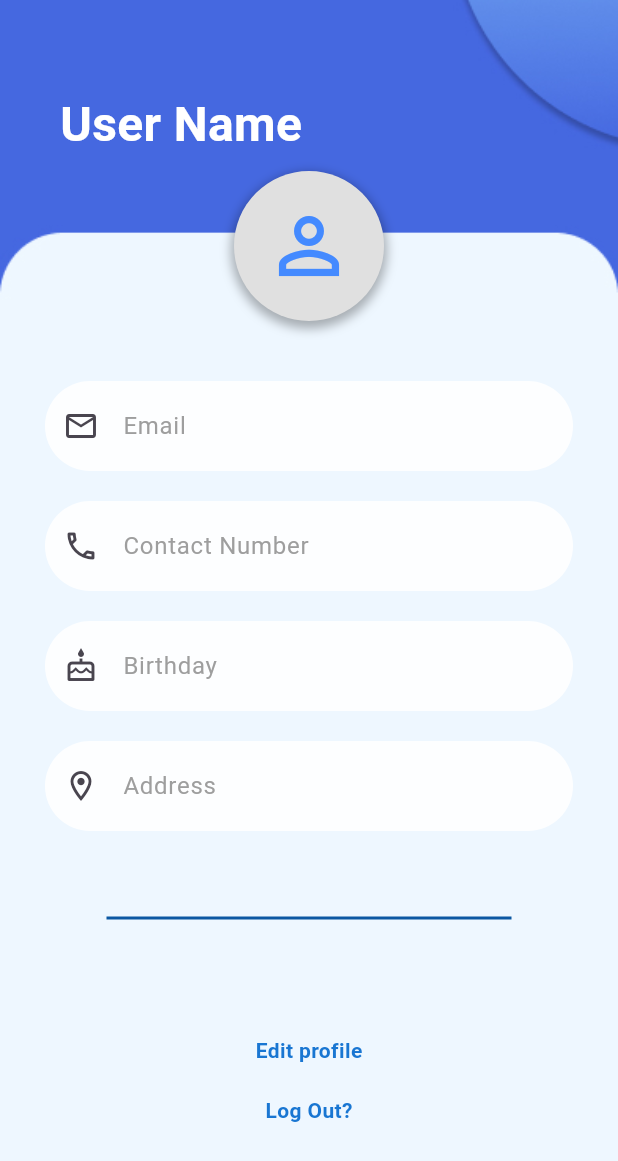
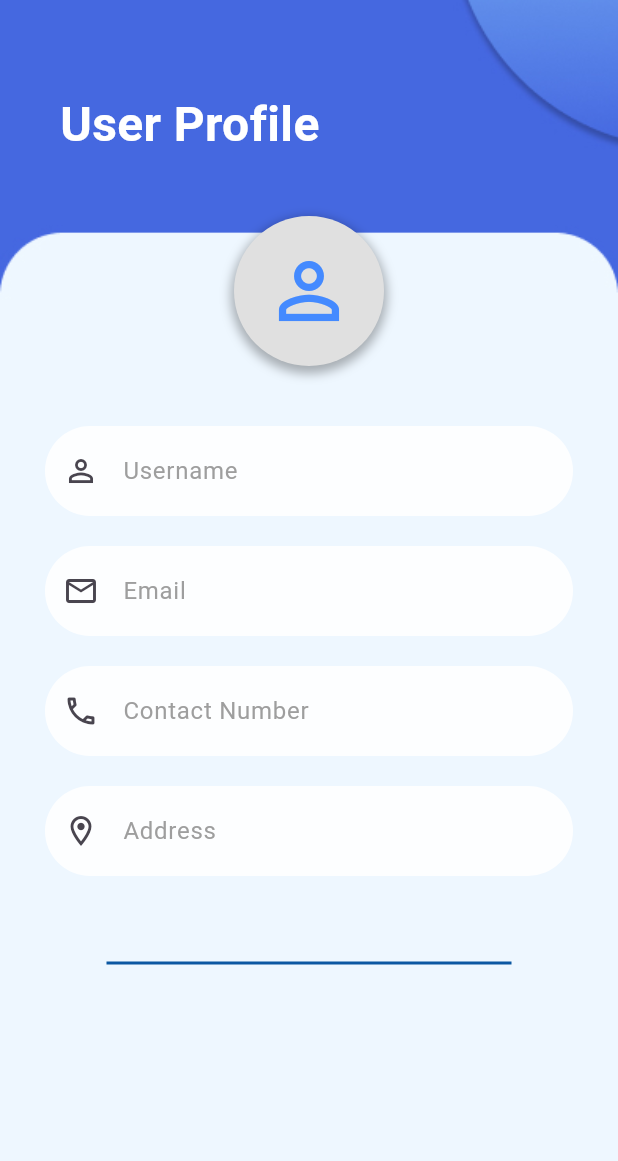
Before and after one commit to sandeepaMallawarachchi/school-boost, a Flutter app: the ProfileScreen screen opened directly, on a phone screen of 412 x 824 dp. Shown: the top 1161 px of the screen. Run offline on Flutter 3.47's test engine with Material 3 defaults, Android fonts, the phone set to English and light mode, and no system bars; our stand-ins replace cloud_firestore, firebase_core, firebase_storage, image_picker; accounts and stored records are empty.

Commit message:
profile page updatwd

```diff
--- a/lib/screens/auth/registration_form.dart
+++ b/lib/screens/auth/registration_form.dart
@@ -24,7 +24,7 @@ class _SignUpFormScreenState extends State<SignUpFormScreen> {
 
   bool _isPasswordVisible = false; // Manage password visibility
   bool _isConfirmPasswordVisible = false; // Manage confirm password visibility
-  bool _isLoading = false;
+  final bool _isLoading = false;
 
   @override
   Widget build(BuildContext context) {
--- a/lib/screens/auth/user_acc.dart
+++ b/lib/screens/auth/user_acc.dart
@@ -1,4 +1,8 @@
 import 'package:flutter/material.dart';
+import 'package:cloud_firestore/cloud_firestore.dart';
+import 'package:image_picker/image_picker.dart';
+import 'dart:io';
+import '../../services/auth.dart';
 
 class ProfileScreen extends StatefulWidget {
   const ProfileScreen({super.key});
@@ -8,20 +12,89 @@ class ProfileScreen extends StatefulWidget {
 }
 
 class _ProfileScreenState extends State<ProfileScreen> {
+  final TextEditingController _usernameController = TextEditingController();
   final TextEditingController _emailController = TextEditingController();
   final TextEditingController _contactController = TextEditingController();
-  final TextEditingController _ageController = TextEditingController();
   final TextEditingController _addressController = TextEditingController();
+  String _profileImageUrl = ''; // Store the profile picture URL
+  File? _profileImageFile; // To hold the selected image file
 
-  void _editProfile() {
-    // Handle Edit Profile logic
+  bool _isEditing = false; // To track if the user has edited any field
+  final AuthService _authService = AuthService(); // AuthService instance
+
+  @override
+  void initState() {
+    super.initState();
+    String uid = '1728153802305'; // Replace with actual UID in production
+    _loadUserData(uid);
+  }
+
+  // Load user data from Firestore
+  Future<void> _loadUserData(String uid) async {
+    DocumentSnapshot userData = await FirebaseFirestore.instance.collection('users').doc(uid).get();
+    if (userData.exists) {
+      var data = userData.data() as Map<String, dynamic>;
+      _usernameController.text = data['username'];
+      _emailController.text = data['email'];
+      _contactController.text = data['contact_number'];
+      _addressController.text = data['address'];
+      _profileImageUrl = data['profile_image'] ?? ''; // Load profile picture URL
+    } else {
+      print('User data not found for UID: $uid');
+    }
+  }
+
+  // Pick an image from gallery
+  Future<void> _pickProfileImage() async {
+    final pickedFile = await ImagePicker().pickImage(source: ImageSource.gallery);
+    if (pickedFile != null) {
+      setState(() {
+        _profileImageFile = File(pickedFile.path); // Set the selected image file
+      });
+    }
+  }
+
+  // Save profile data including the profile picture
+  Future<void> _saveProfile() async {
+    String uid = '1728153802305'; // Replace with actual UID in production
+    String username = _usernameController.text.trim();
     String email = _emailController.text.trim();
     String contact = _contactController.text.trim();
-    String age = _ageController.text.trim();
     String address = _addressController.text.trim();
 
-    // Perform some action with this data
-    print('Email: $email, Contact: $contact, Age: $age, Address: $address');
+    // If an image was selected, upload and save the image first
+    if (_profileImageFile != null) {
+      bool imageSaved = await _authService.saveProfileImage(uid, _profileImageFile!);
+      if (!imageSaved) {
+        ScaffoldMessenger.of(context).showSnackBar(
+          SnackBar(content: Text('Failed to upload profile image.')),
+        );
+        return;
+      }
+    }
+
+    // Update the remaining user details
+    bool result = await _authService.updateUserDetails(
+      uid,
+      username,
+      email,
+      contact,
+      address,
+      profileImageUrl: _profileImageUrl, // Include the profile image URL
+    );
+
+    if (result) {
+      setState(() {
+        _isEditing = false; // Reset editing state after saving
+      });
+      ScaffoldMessenger.of(context).showSnackBar(
+        SnackBar(content: Text('Profile updated successfully!')),
+      );
+    } else {
+      ScaffoldMessenger.of(context).showSnackBar(
+        SnackBar(content: Text('Failed to update profile.')),
+      );
+    }
   }
 
   @override
@@ -33,20 +106,20 @@ class _ProfileScreenState extends State<ProfileScreen> {
           Container(
             decoration: BoxDecoration(
               image: DecorationImage(
-                image: AssetImage('assets/images/Donor_reg.jpg'), // Set the background image
+                image: AssetImage('assets/images/Donor_reg.jpg'),
                 fit: BoxFit.cover,
               ),
             ),
           ),
 
           Positioned(
-            top: 60,  // Adjust this to move the text down or up
-            left: 40,  // Adjust this to align the text more left or right
+            top: 60,
+            left: 40,
             child: Column(
               crossAxisAlignment: CrossAxisAlignment.start,
               children: [
                 Text(
-                  'User Name',
+                  'User Profile',
                   style: TextStyle(
                     fontSize: 32,
                     color: Colors.white,
@@ -66,110 +139,59 @@ class _ProfileScreenState extends State<ProfileScreen> {
                   mainAxisAlignment: MainAxisAlignment.center,
                   children: [
                     SizedBox(height: 40),
-                    // User Icon
-                    Container(
+                    // Profile Image Picker
+                    GestureDetector(
+                      onTap: _pickProfileImage, // Allow user to select profile image
+                      child: Container(
                         decoration: BoxDecoration(
                           shape: BoxShape.circle,
                           boxShadow: [
                             BoxShadow(
-                            color: Colors.black.withOpacity(0.3),  // Shadow color with some opacity
-                            blurRadius: 5,  // Blur radius for softness
-                            spreadRadius: 2,  // Spread of the shadow
-                            offset: Offset(0, 3),  // Offset to drop the shadow below the avatar
+                              color: Colors.black.withOpacity(0.3),
+                              blurRadius: 5,
+                              spreadRadius: 2,
+                              offset: Offset(0, 3),
                             ),
                           ],
                         ),
                         child: CircleAvatar(
                           radius: 50,
                           backgroundColor: Colors.grey.shade300,
-                        child: Icon(
+                          backgroundImage: _profileImageUrl.isNotEmpty
+                              ? NetworkImage(_profileImageUrl) // Display profile image
+                              : null,
+                          child: _profileImageUrl.isEmpty
+                              ? Icon(
                                   Icons.person_outline,
                                   size: 60,
                                   color: Colors.blueAccent,
+                                )
+                              : null,
                         ),
                       ),
                     ),
 
                     SizedBox(height: 40),
 
+                    // Username Field
+                    _buildTextField(_usernameController, 'Username', Icons.person_outline),
+                    SizedBox(height: 20),
+
                     // Email Field
-                    Container(
-                      decoration: BoxDecoration(
-                        color: Colors.white.withOpacity(0.9),
-                        borderRadius: BorderRadius.circular(30),
-                      ),
-                      child: TextField(
-                        controller: _emailController,
-                        decoration: InputDecoration(
-                          hintText: 'Email',
-                          hintStyle: TextStyle(color: Colors.grey),  // Set hint text color to gray
-                          prefixIcon: Icon(Icons.email_outlined),
-                          border: InputBorder.none,
-                          contentPadding: EdgeInsets.symmetric(horizontal: 20, vertical: 18),
-                        ),
-                      ),
-                    ),
+                    _buildTextField(_emailController, 'Email', Icons.email_outlined),
                     SizedBox(height: 20),
 
                     // Contact Number Field
-                    Container(
-                      decoration: BoxDecoration(
-                        color: Colors.white.withOpacity(0.9),
-                        borderRadius: BorderRadius.circular(30),
-                      ),
-                      child: TextField(
-                        controller: _contactController,
-                        decoration: InputDecoration(
-                          hintText: 'Contact Number',
-                          hintStyle: TextStyle(color: Colors.grey),  // Set hint text color to gray
-                          prefixIcon: Icon(Icons.phone_outlined),
-                          border: InputBorder.none,
-                          contentPadding: EdgeInsets.symmetric(horizontal: 20, vertical: 18),
-                        ),
-                      ),
-                    ),
-                    SizedBox(height: 20),
-
-                    // Age Field
-                    Container(
-                      decoration: BoxDecoration(
-                        color: Colors.white.withOpacity(0.9),
-                        borderRadius: BorderRadius.circular(30),
-                      ),
-                      child: TextField(
-                        controller: _ageController,
-                        decoration: InputDecoration(
-                          hintText: 'Birthday',
-                          hintStyle: TextStyle(color: Colors.grey),  // Set hint text color to gray
-                          prefixIcon: Icon(Icons.cake_outlined),
-                          border: InputBorder.none,
-                          contentPadding: EdgeInsets.symmetric(horizontal: 20, vertical: 18),
-                        ),
-                      ),
-                    ),
+                    _buildTextField(_contactController, 'Contact Number', Icons.phone_outlined),
                     SizedBox(height: 20),
 
                     // Address Field
-                    Container(
-                      decoration: BoxDecoration(
-                        color: Colors.white.withOpacity(0.9),
-                        borderRadius: BorderRadius.circular(30),
-                      ),
-                      child: TextField(
-                        controller: _addressController,
-                        decoration: InputDecoration(
-                          hintText: 'Address',
-                          hintStyle: TextStyle(color: Colors.grey),  // Set hint text color to gray
-                          prefixIcon: Icon(Icons.location_on_outlined),
-                          border: InputBorder.none,
-                          contentPadding: EdgeInsets.symmetric(horizontal: 20, vertical: 18),
-                        ),
-                      ),
-                    ),
+                    _buildTextField(_addressController, 'Address', Icons.location_on_outlined),
                     SizedBox(height: 50),
+
                     // Divider Line
                     SizedBox(
-                      width: 270, // Set the desired width for the divider
+                      width: 270,
                       child: Divider(
                         color: const Color.fromARGB(255, 11, 87, 162),
                         thickness: 2,
@@ -177,38 +199,11 @@ class _ProfileScreenState extends State<ProfileScreen> {
                     ),
                     SizedBox(height: 70),
 
-
-                    //edit profile
-
-                    GestureDetector(
-                      onTap: () {
-                        // Handle log out logic
-                        print('User logged out');
-                      },
-                      child: Text(
-                        'Edit profile',
-                        style: TextStyle(
-                          color: Colors.blue[700],
-                          fontWeight: FontWeight.bold,
-                        ),
-                      ),
-                    ),
-                                        SizedBox(height: 20),
-
-
-                    // Log Out Link
-                    GestureDetector(
-                      onTap: () {
-                        // Handle log out logic
-                        print('User logged out');
-                      },
-                      child: Text(
-                        'Log Out?',
-                        style: TextStyle(
-                          color: Colors.blue[700],
-                          fontWeight: FontWeight.bold,
-                        ),
-                      ),
+                    // Save Button (only when editing)
+                    if (_isEditing)
+                      ElevatedButton(
+                        onPressed: _saveProfile,
+                        child: Text('Save'),
                       ),
                   ],
                 ),
@@ -219,11 +214,29 @@ class _ProfileScreenState extends State<ProfileScreen> {
       ),
     );
   }
+
+  // Build reusable text field
+  Widget _buildTextField(TextEditingController controller, String hintText, IconData prefixIcon) {
+    return Container(
+      decoration: BoxDecoration(
+        color: Colors.white.withOpacity(0.9),
+        borderRadius: BorderRadius.circular(30),
+      ),
+      child: TextField(
+        controller: controller,
+        decoration: InputDecoration(
+          hintText: hintText,
+          hintStyle: TextStyle(color: Colors.grey),
+          prefixIcon: Icon(prefixIcon),
+          border: InputBorder.none,
+          contentPadding: EdgeInsets.symmetric(horizontal: 20, vertical: 18),
+        ),
+        onChanged: (value) {
+          setState(() {
+            _isEditing = true; // Enable Save button when any field is edited
+          });
+        },
+      ),
+    );
   }
-
-void main() {
-  runApp(MaterialApp(
-    home: ProfileScreen(),
-    debugShowCheckedModeBanner: false,
-  ));
 }
```
Also changed, not shown: lib/main.dart (+3 -40 lines), lib/services/auth.dart (+56 -41 lines). Lines whose indentation alone changed are shown as unchanged.
